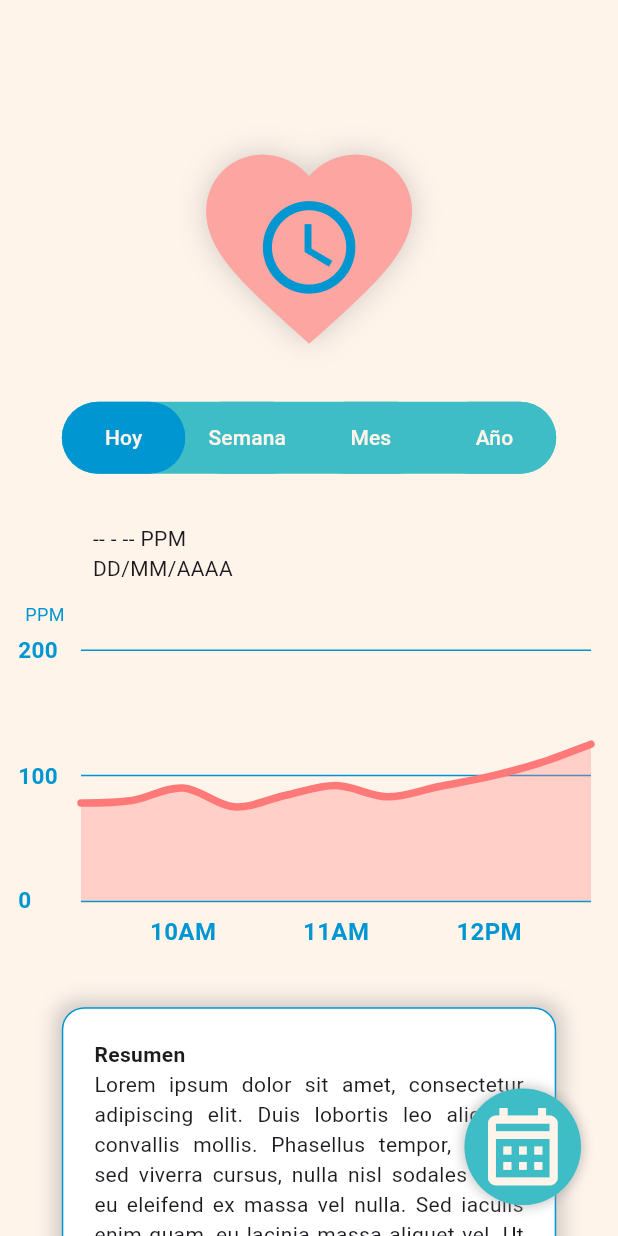
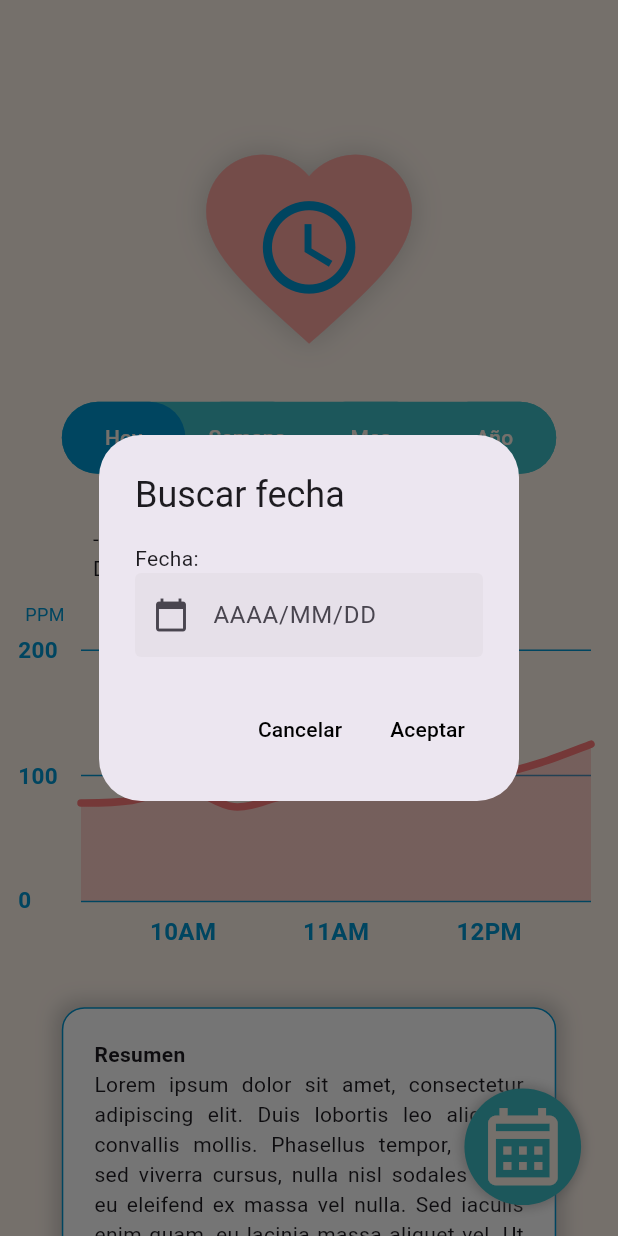
Before and after one commit to ZesRamal/pulso_a_distancia, a Flutter app: the HistoryScreen screen opened directly, after a tap on the "calendar month" icon, on a phone screen of 412 x 824 dp. Run offline on Flutter 3.47's test engine with Material 3 defaults, Android fonts, the light colour scheme and no system bars; drawn by our look-alikes of fl_chart; our stand-ins replace google_fonts; Roboto replaces fonts that are missing (Oxygen).

Commit message:
Pop ups botones calendario y añadir

```diff
--- a/lib/src/screens/history_screen.dart
+++ b/lib/src/screens/history_screen.dart
@@ -12,6 +12,8 @@ class HistoryScreen extends StatefulWidget {
 }
 
 class _HistoryScreenState extends State<HistoryScreen> {
+  TextEditingController _dateController = TextEditingController();
+
   @override
   Widget build(BuildContext context) {
     return Scaffold(
@@ -78,7 +80,60 @@ class _HistoryScreenState extends State<HistoryScreen> {
                       ),
                     ]),
                 child: TextButton(
-                  onPressed: () {},
+                  onPressed: () {
+                    showDialog(
+                        context: context,
+                        builder: (context) => AlertDialog(
+                              title: Text("Buscar fecha"),
+                              content: Container(
+                                child: Column(
+                                  mainAxisSize: MainAxisSize.min,
+                                  crossAxisAlignment: CrossAxisAlignment.start,
+                                  mainAxisAlignment: MainAxisAlignment.center,
+                                  children: [
+                                    Text("Fecha:"),
+                                    TextField(
+                                      controller: _dateController,
+                                      decoration: InputDecoration(
+                                        floatingLabelBehavior:
+                                            FloatingLabelBehavior.never,
+                                        labelText: "AAAA/MM/DD",
+                                        filled: true,
+                                        prefixIcon: Icon(Icons.calendar_today),
+                                        enabledBorder: OutlineInputBorder(
+                                            borderSide: BorderSide.none),
+                                        focusedBorder: OutlineInputBorder(
+                                            borderSide: BorderSide(
+                                                color: Color(0xff3EBDC6))),
+                                      ),
+                                      readOnly: true,
+                                      onTap: () {
+                                        _selectDate();
+                                      },
+                                    ),
+                                  ],
+                                ),
+                              ),
+                              actions: [
+                                TextButton(
+                                    onPressed: () {
+                                      Navigator.pop(context);
+                                    },
+                                    child: Text(
+                                      "Cancelar",
+                                      style: TextStyle(color: Colors.black),
+                                    )),
+                                TextButton(
+                                    onPressed: () {
+                                      Navigator.pop(context);
+                                    },
+                                    child: Text(
+                                      "Aceptar",
+                                      style: TextStyle(color: Colors.black),
+                                    ))
+                              ],
+                            ));
+                  },
                   child: Icon(
                     Icons.calendar_month_outlined,
                     color: Color(0xffFFF4EA),
@@ -92,4 +147,18 @@ class _HistoryScreenState extends State<HistoryScreen> {
       ),
     );
   }
+
+  Future<void> _selectDate() async {
+    DateTime? _picked = await showDatePicker(
+        context: context,
+        firstDate: DateTime(2000),
+        lastDate: DateTime(2100),
+        initialDate: DateTime.now());
+
+    if (_picked != null) {
+      setState(() {
+        _dateController.text = _picked.toString().split(" ")[0];
+      });
+    }
+  }
 }
```
Also changed, not shown: lib/src/screens/listview_screen.dart (+36 -1 lines).
